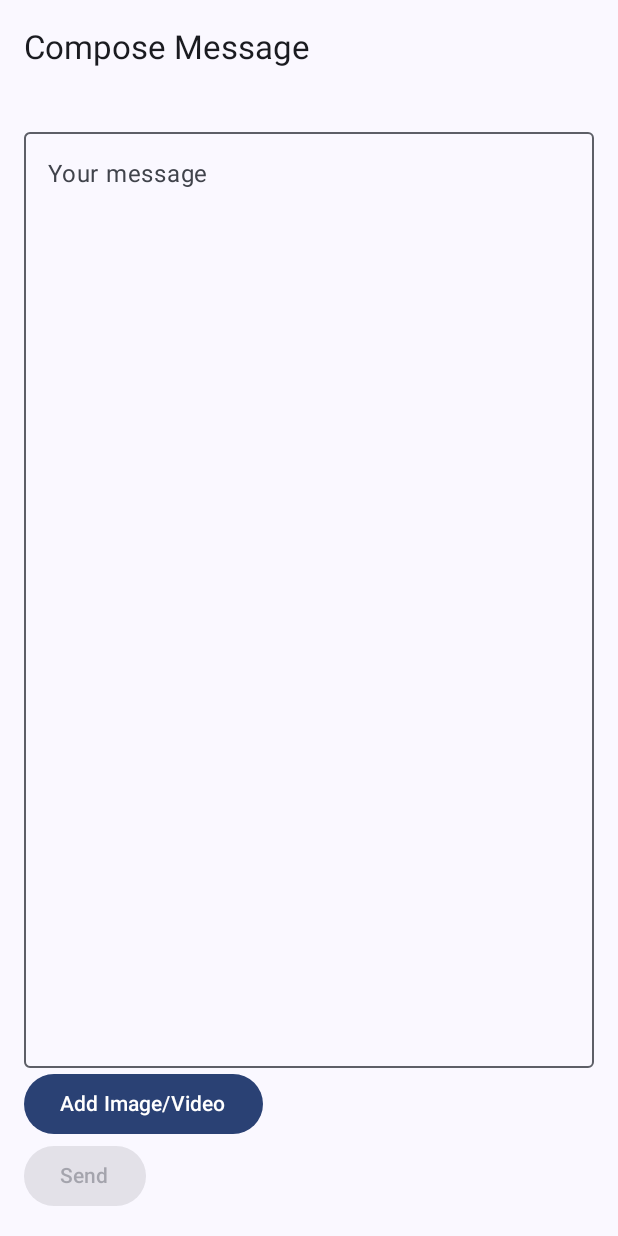
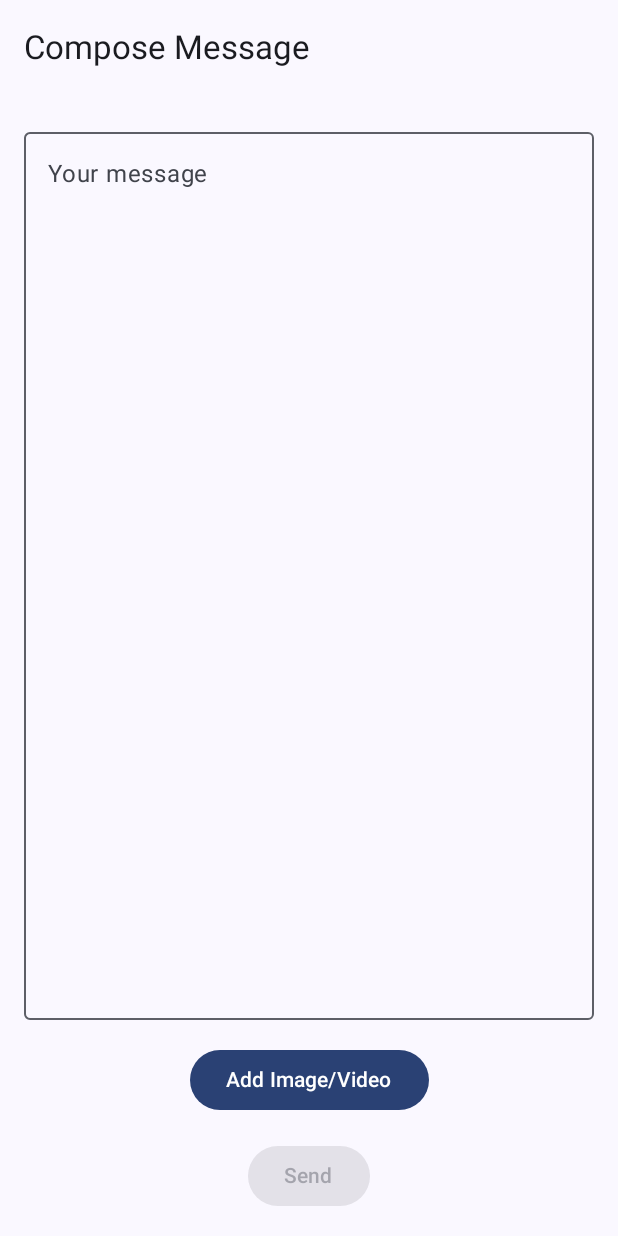
Before and after one commit to itsluminous/Broadcast, an Android app built with Jetpack Compose: the ComposeMessageScreen screen opened through its navigation route, on a phone screen of 412 x 824 dp. Run offline under Robolectric (Android 15) with nearby library versions, the phone set to English and light mode, and no system bars; our stand-ins replace Room's generated code.

Commit message:
show image preview

```diff
--- a/app/build.gradle.kts
+++ b/app/build.gradle.kts
@@ -65,6 +65,9 @@ dependencies {
     // Accompanist
     implementation(libs.accompanist.permissions)
 
+    // Coil
+    implementation(libs.coil.compose)
+
     testImplementation(libs.junit)
     androidTestImplementation(libs.androidx.junit)
     androidTestImplementation(libs.androidx.espresso.core)
--- a/app/src/main/java/com/fourseason/broadcast/ui/compose/ComposeMessageScreen.kt
+++ b/app/src/main/java/com/fourseason/broadcast/ui/compose/ComposeMessageScreen.kt
@@ -4,10 +4,14 @@ import android.net.Uri
 import androidx.activity.compose.rememberLauncherForActivityResult
 import androidx.activity.result.PickVisualMediaRequest
 import androidx.activity.result.contract.ActivityResultContracts.PickVisualMedia
+import androidx.compose.foundation.Image
 import androidx.compose.foundation.layout.Column
+import androidx.compose.foundation.layout.Spacer
 import androidx.compose.foundation.layout.fillMaxSize
 import androidx.compose.foundation.layout.fillMaxWidth
+import androidx.compose.foundation.layout.height
 import androidx.compose.foundation.layout.padding
+import androidx.compose.foundation.layout.size
 import androidx.compose.material3.Button
 import androidx.compose.material3.ExperimentalMaterial3Api
 import androidx.compose.material3.OutlinedTextField
@@ -17,8 +21,11 @@ import androidx.compose.material3.TopAppBar
 import androidx.compose.runtime.Composable
 import androidx.compose.runtime.collectAsState
 import androidx.compose.runtime.getValue
+import androidx.compose.ui.Alignment
 import androidx.compose.ui.Modifier
+import androidx.compose.ui.layout.ContentScale
 import androidx.compose.ui.unit.dp
+import coil.compose.rememberAsyncImagePainter
 
 @OptIn(ExperimentalMaterial3Api::class)
 @Composable
@@ -44,7 +51,8 @@ fun ComposeMessageScreen(
             modifier = Modifier
                 .fillMaxSize()
                 .padding(paddingValues)
-                .padding(16.dp)
+                .padding(16.dp),
+            horizontalAlignment = Alignment.CenterHorizontally
         ) {
             OutlinedTextField(
                 value = message,
@@ -54,12 +62,25 @@ fun ComposeMessageScreen(
                     .fillMaxWidth()
                     .weight(1f)
             )
+            Spacer(modifier = Modifier.height(8.dp))
+            mediaUri?.let { uri ->
+                Image(
+                    painter = rememberAsyncImagePainter(uri),
+                    contentDescription = "Selected media",
+                    modifier = Modifier
+                        .size(200.dp) // You can adjust the size
+                        .padding(vertical = 8.dp),
+                    contentScale = ContentScale.Fit
+                )
+            }
+            Spacer(modifier = Modifier.height(8.dp))
             Button(onClick = { pickMediaLauncher.launch(PickVisualMediaRequest(PickVisualMedia.ImageAndVideo)) }) {
                 Text(if (mediaUri == null) "Add Image/Video" else "Change Image/Video")
             }
+            Spacer(modifier = Modifier.height(16.dp))
             Button(
                 onClick = { onSend(message, mediaUri) },
-                enabled = message.isNotBlank()
+                enabled = message.isNotBlank() || mediaUri != null // Enable if message or media is present
             ) {
                 Text("Send")
             }
--- a/gradle/libs.versions.toml
+++ b/gradle/libs.versions.toml
@@ -13,6 +13,7 @@ lifecycleViewmodelCompose = "2.8.3"
 room = "2.6.1"
 ksp = "2.0.21-1.0.28"
 accompanist = "0.32.0"
+coil = "2.5.0"
 
 [libraries]
 androidx-core-ktx = { group = "androidx.core", name = "core-ktx", version.ref = "coreKtx" }
@@ -35,6 +36,7 @@ androidx-room-runtime = { group = "androidx.room", name = "room-runtime", versio
 androidx-room-ktx = { group = "androidx.room", name = "room-ktx", version.ref = "room" }
 androidx-room-compiler = { group = "androidx.room", name = "room-compiler", version.ref = "room" }
 accompanist-permissions = { group = "com.google.accompanist", name = "accompanist-permissions", version.ref = "accompanist" }
+coil-compose = { group = "io.coil-kt", name = "coil-compose", version.ref = "coil" }
 
 [plugins]
 android-application = { id = "com.android.application", version.ref = "agp" }
```
